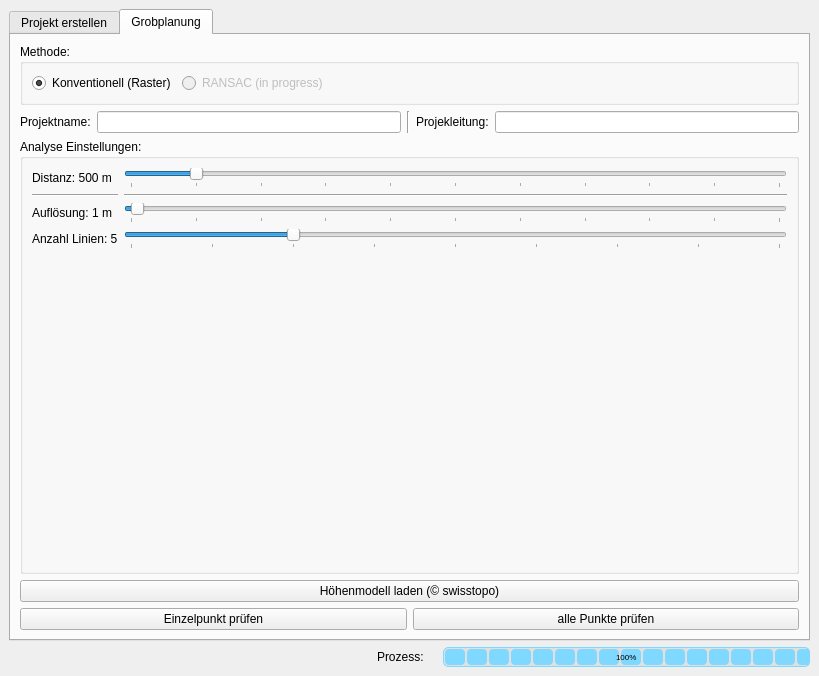
The window that frontend/gnss_planner_dialog_base.ui (FabianRuefenacht/GNSS_Planner) describes before a commit, drawn with Qt 5.
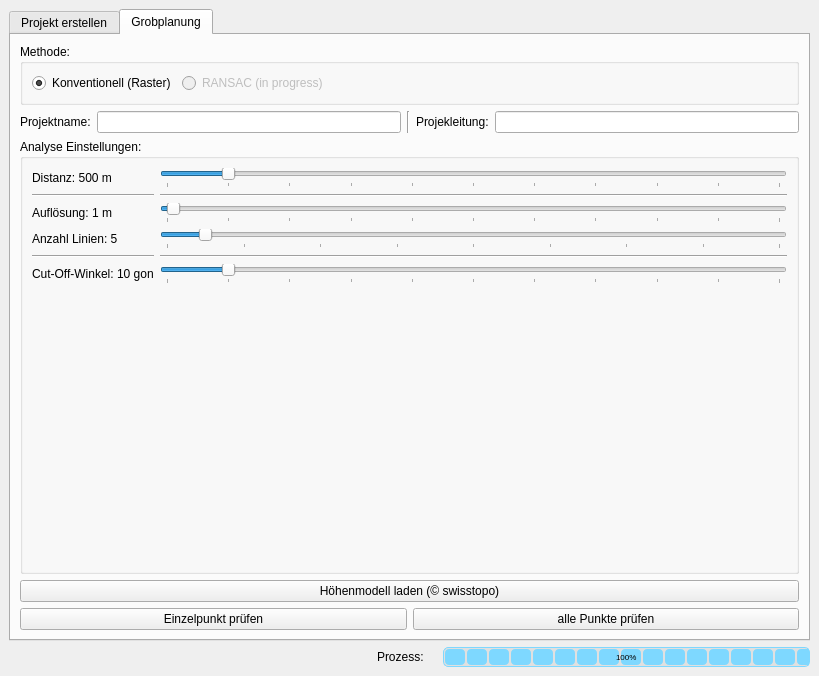
The same window after the commit.

Patch:
```diff
--- a/frontend/gnss_planner_dialog_base.ui
+++ b/frontend/gnss_planner_dialog_base.ui
@@ -217,7 +217,7 @@
                   <number>5</number>
                  </property>
                  <property name="value">
-                  <number>20</number>
+                  <number>5</number>
                  </property>
                  <property name="orientation">
                   <enum>Qt::Horizontal</enum>
@@ -230,15 +230,21 @@
                  </property>
                 </widget>
                </item>
+               <item row="6" column="0">
+                <spacer name="verticalSpacer">
+                 <property name="orientation">
+                  <enum>Qt::Vertical</enum>
+                 </property>
+                 <property name="sizeHint" stdset="0">
+                  <size>
+                   <width>20</width>
+                   <height>40</height>
+                  </size>
+                 </property>
+                </spacer>
+               </item>
                <item row="4" column="1">
-                <widget class="QLabel" name="L_lineView">
-                 <property name="text">
-                  <string/>
-                 </property>
-                </widget>
-               </item>
-               <item row="1" column="1">
-                <widget class="Line" name="line_2">
+                <widget class="Line" name="line_7">
                  <property name="orientation">
                   <enum>Qt::Horizontal</enum>
                  </property>
@@ -251,6 +257,13 @@
                  </property>
                 </widget>
                </item>
+               <item row="3" column="0">
+                <widget class="QLabel" name="L_noLines">
+                 <property name="text">
+                  <string>Anzahl Linien: 5</string>
+                 </property>
+                </widget>
+               </item>
                <item row="0" column="1">
                 <widget class="QSlider" name="HS_distance">
                  <property name="minimum">
@@ -279,18 +292,12 @@
                  </property>
                 </widget>
                </item>
-               <item row="4" column="0">
-                <spacer name="verticalSpacer">
+               <item row="1" column="1">
+                <widget class="Line" name="line_2">
                  <property name="orientation">
-                  <enum>Qt::Vertical</enum>
+                  <enum>Qt::Horizontal</enum>
                  </property>
-                 <property name="sizeHint" stdset="0">
-                  <size>
-                   <width>20</width>
-                   <height>40</height>
-                  </size>
-                 </property>
-                </spacer>
+                </widget>
                </item>
                <item row="1" column="0">
                 <widget class="Line" name="line_3">
@@ -299,13 +306,6 @@
                  </property>
                 </widget>
                </item>
-               <item row="3" column="0">
-                <widget class="QLabel" name="L_noLines">
-                 <property name="text">
-                  <string>Anzahl Linien: 5</string>
-                 </property>
-                </widget>
-               </item>
                <item row="2" column="0">
                 <widget class="QLabel" name="L_resolution">
                  <property name="text">
@@ -313,6 +313,20 @@
                  </property>
                 </widget>
                </item>
+               <item row="6" column="1">
+                <widget class="QLabel" name="L_lineView">
+                 <property name="text">
+                  <string/>
+                 </property>
+                </widget>
+               </item>
+               <item row="4" column="0">
+                <widget class="Line" name="line_6">
+                 <property name="orientation">
+                  <enum>Qt::Horizontal</enum>
+                 </property>
+                </widget>
+               </item>
                <item row="2" column="1">
                 <widget class="QSlider" name="HS_resolution">
                  <property name="maximum">
@@ -332,6 +346,32 @@
                  </property>
                 </widget>
                </item>
+               <item row="5" column="0">
+                <widget class="QLabel" name="L_cutoff">
+                 <property name="text">
+                  <string>Cut-Off-Winkel: 10 gon</string>
+                 </property>
+                </widget>
+               </item>
+               <item row="5" column="1">
+                <widget class="QSlider" name="HS_cutoff">
+                 <property name="maximum">
+                  <number>100</number>
+                 </property>
+                 <property name="sliderPosition">
+                  <number>10</number>
+                 </property>
+                 <property name="orientation">
+                  <enum>Qt::Horizontal</enum>
+                 </property>
+                 <property name="tickPosition">
+                  <enum>QSlider::TicksBelow</enum>
+                 </property>
+                 <property name="tickInterval">
+                  <number>10</number>
+                 </property>
+                </widget>
+               </item>
               </layout>
              </widget>
             </item>
```
